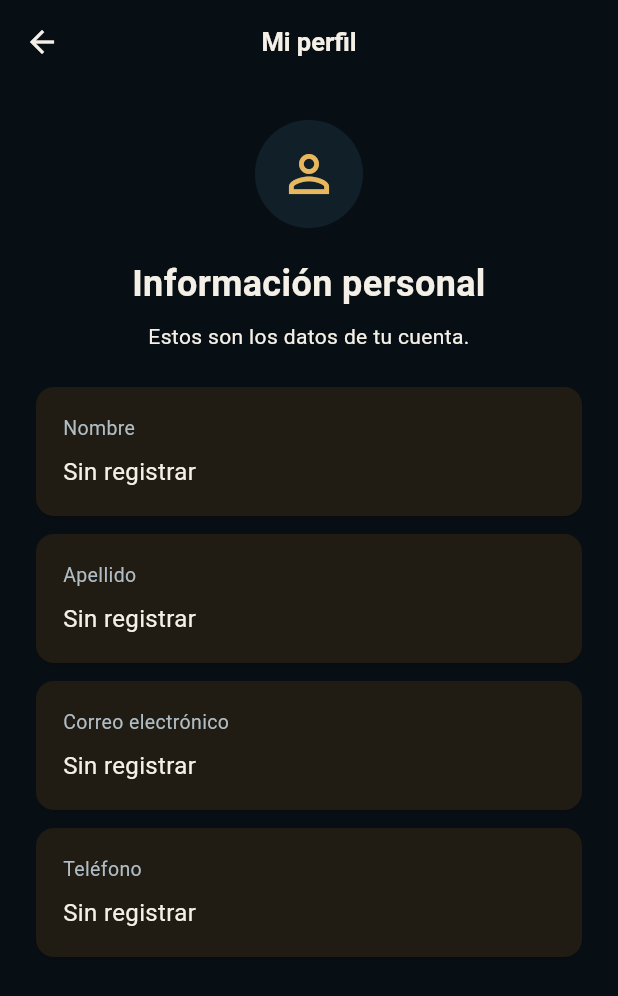
After one commit to Califlowpro1504/Computacion-movil.-proyecto, a Flutter app: the screen it shows once a user with an empty profile is signed in, item 2 of the bottom bar chosen, after a tap on "Ver mi perfil", on a phone screen of 412 x 824 dp. The commit adds this screen. Shown: the top 996 px of the screen. Run offline on Flutter 3.47's test engine with Material 3 defaults, Android fonts, the phone set to English and light mode, and no system bars; our stand-ins replace supabase_flutter; accounts and stored records are empty.

Commit message:
feat(profile):consulta y representacion de perfil del usuario autenticado

```diff
--- a/lib/features/home/presentation/screens/home_screen.dart
+++ b/lib/features/home/presentation/screens/home_screen.dart
@@ -1,5 +1,7 @@
 import 'package:flutter/material.dart';
+
 import '../../../../core/theme/app_theme.dart';
+import '../../../profile/presentation/screens/profile_screen.dart';
 
 class HomeScreen extends StatefulWidget {
   const HomeScreen({super.key, required this.email, required this.onSignOut});
@@ -25,7 +27,9 @@ class _HomeScreenState extends State<HomeScreen> {
       await widget.onSignOut();
     } catch (_) {
       if (mounted) {
-        setState(() => _error = 'No pudimos cerrar la sesión. Inténtalo de nuevo.');
+        setState(
+          () => _error = 'No pudimos cerrar la sesión. Inténtalo de nuevo.',
+        );
       }
     } finally {
       if (mounted) setState(() => _signingOut = false);
@@ -37,15 +41,24 @@ class _HomeScreenState extends State<HomeScreen> {
     return Scaffold(
       appBar: AppBar(
         centerTitle: false,
-        title: const Text('CUT & GO', style: TextStyle(
-          fontFamily: 'serif', fontStyle: FontStyle.italic,
-          fontWeight: FontWeight.w700, letterSpacing: 1.5, fontSize: 23,
-        )),
+        title: const Text(
+          'CUT & GO',
+          style: TextStyle(
+            fontFamily: 'serif',
+            fontStyle: FontStyle.italic,
+            fontWeight: FontWeight.w700,
+            letterSpacing: 1.5,
+            fontSize: 23,
+          ),
+        ),
         actions: [
           IconButton(
             tooltip: 'Ver mi cuenta',
             onPressed: () => setState(() => _selectedIndex = 1),
-            icon: const Icon(Icons.account_circle_outlined, color: AppTheme.accent),
+            icon: const Icon(
+              Icons.account_circle_outlined,
+              color: AppTheme.accent,
+            ),
           ),
           const SizedBox(width: 8),
         ],
@@ -65,7 +78,8 @@ class _HomeScreenState extends State<HomeScreen> {
       ),
       bottomNavigationBar: NavigationBar(
         selectedIndex: _selectedIndex,
-        onDestinationSelected: (index) => setState(() => _selectedIndex = index),
+        onDestinationSelected: (index) =>
+            setState(() => _selectedIndex = index),
         destinations: const [
           NavigationDestination(
             icon: Icon(Icons.home_outlined),
@@ -86,12 +100,19 @@ class _HomeScreenState extends State<HomeScreen> {
     return Column(
       crossAxisAlignment: CrossAxisAlignment.stretch,
       children: [
-        const Text('Bienvenido a tu próximo estilo',
-          style: TextStyle(color: AppTheme.muted, fontSize: 13)),
+        const Text(
+          'Bienvenido a tu próximo estilo',
+          style: TextStyle(color: AppTheme.muted, fontSize: 13),
+        ),
         const SizedBox(height: 8),
-        const Text('Descubre lo local.', style: TextStyle(
-          fontSize: 30, height: 1.2, fontWeight: FontWeight.w700,
-        )),
+        const Text(
+          'Descubre lo local.',
+          style: TextStyle(
+            fontSize: 30,
+            height: 1.2,
+            fontWeight: FontWeight.w700,
+          ),
+        ),
         const SizedBox(height: 22),
         Container(
           padding: const EdgeInsets.all(24),
@@ -100,7 +121,8 @@ class _HomeScreenState extends State<HomeScreen> {
             border: Border.all(color: AppTheme.border),
             gradient: const LinearGradient(
               colors: [Color(0xFF263C46), AppTheme.surface],
-              begin: Alignment.topLeft, end: Alignment.bottomRight,
+              begin: Alignment.topLeft,
+              end: Alignment.bottomRight,
             ),
           ),
           child: Column(
@@ -108,18 +130,30 @@ class _HomeScreenState extends State<HomeScreen> {
             children: [
               const Icon(Icons.content_cut, size: 36, color: AppTheme.accent),
               const SizedBox(height: 24),
-              const Text('Tu estilo.\nTu comunidad.', style: TextStyle(
-                fontFamily: 'serif', fontSize: 32, height: 1.15,
-                fontWeight: FontWeight.w700, color: AppTheme.ivory,
-              )),
+              const Text(
+                'Tu estilo.\nTu comunidad.',
+                style: TextStyle(
+                  fontFamily: 'serif',
+                  fontSize: 32,
+                  height: 1.15,
+                  fontWeight: FontWeight.w700,
+                  color: AppTheme.ivory,
+                ),
+              ),
               const SizedBox(height: 12),
-              const Text('Comercios, productos y experiencias\nen un solo lugar.',
-                style: TextStyle(color: AppTheme.muted, height: 1.6)),
+              const Text(
+                'Comercios, productos y experiencias\nen un solo lugar.',
+                style: TextStyle(color: AppTheme.muted, height: 1.6),
+              ),
               const SizedBox(height: 20),
               Wrap(
-                spacing: 8, runSpacing: 8,
+                spacing: 8,
+                runSpacing: 8,
                 children: const [
-                  _Tag(icon: Icons.auto_awesome_outlined, label: 'Estilo propio'),
+                  _Tag(
+                    icon: Icons.auto_awesome_outlined,
+                    label: 'Estilo propio',
+                  ),
                   _Tag(icon: Icons.storefront_outlined, label: 'Talento local'),
                 ],
               ),
@@ -127,15 +161,19 @@ class _HomeScreenState extends State<HomeScreen> {
           ),
         ),
         const SizedBox(height: 28),
-        const Text('Un mundo por descubrir', style: TextStyle(
-          fontSize: 18, fontWeight: FontWeight.w600,
-        )),
+        const Text(
+          'Un mundo por descubrir',
+          style: TextStyle(fontSize: 18, fontWeight: FontWeight.w600),
+        ),
         const SizedBox(height: 6),
-        const Text('Próximamente en CUT & GO',
-          style: TextStyle(color: AppTheme.muted, fontSize: 13)),
+        const Text(
+          'Próximamente en CUT & GO',
+          style: TextStyle(color: AppTheme.muted, fontSize: 13),
+        ),
         const SizedBox(height: 16),
         const Wrap(
-          spacing: 10, runSpacing: 10,
+          spacing: 10,
+          runSpacing: 10,
           children: [
             _Tag(icon: Icons.content_cut, label: 'Barberías'),
             _Tag(icon: Icons.spa_outlined, label: 'Belleza'),
@@ -150,22 +188,35 @@ class _HomeScreenState extends State<HomeScreen> {
             children: [
               Icon(Icons.storefront_outlined, color: AppTheme.accent, size: 28),
               SizedBox(height: 12),
-              Text('Estamos preparando el catálogo', style: TextStyle(
-                fontWeight: FontWeight.w600, fontSize: 16,
-              )),
+              Text(
+                'Estamos preparando el catálogo',
+                style: TextStyle(fontWeight: FontWeight.w600, fontSize: 16),
+              ),
               SizedBox(height: 8),
-              Text('Aquí descubrirás comercios y sus novedades cuando estén disponibles.',
-                style: TextStyle(color: AppTheme.muted, height: 1.6)),
+              Text(
+                'Aquí descubrirás comercios y sus novedades cuando estén disponibles.',
+                style: TextStyle(color: AppTheme.muted, height: 1.6),
+              ),
             ],
           ),
         ),
         const SizedBox(height: 24),
-        const Row(children: [
-          Icon(Icons.verified_user_outlined, size: 16, color: AppTheme.accent),
-          SizedBox(width: 8),
-          Flexible(child: Text('Sesión iniciada',
-            style: TextStyle(color: AppTheme.muted, fontSize: 12))),
-        ]),
+        const Row(
+          children: [
+            Icon(
+              Icons.verified_user_outlined,
+              size: 16,
+              color: AppTheme.accent,
+            ),
+            SizedBox(width: 8),
+            Flexible(
+              child: Text(
+                'Sesión iniciada',
+                style: TextStyle(color: AppTheme.muted, fontSize: 12),
+              ),
+            ),
+          ],
+        ),
       ],
     );
   }
@@ -174,9 +225,25 @@ class _HomeScreenState extends State<HomeScreen> {
     return Column(
       crossAxisAlignment: CrossAxisAlignment.stretch,
       children: [
-        const Text('Mi cuenta', style: TextStyle(fontSize: 28, fontWeight: FontWeight.w700)),
+        const Text(
+          'Mi cuenta',
+          style: TextStyle(fontSize: 28, fontWeight: FontWeight.w700),
+        ),
         const SizedBox(height: 8),
-        const Text('Tu espacio en CUT & GO', style: TextStyle(color: AppTheme.muted)),
+        const Text(
+          'Tu espacio en CUT & GO',
+          style: TextStyle(color: AppTheme.muted),
+        ),
+        const SizedBox(height: 16),
+        OutlinedButton.icon(
+          onPressed: () {
+            Navigator.of(context).push(
+              MaterialPageRoute<void>(builder: (_) => const ProfileScreen()),
+            );
+          },
+          icon: const Icon(Icons.person_outline),
+          label: const Text('Ver mi perfil'),
+        ),
         const SizedBox(height: 24),
         _Surface(
           child: Column(
@@ -185,31 +252,48 @@ class _HomeScreenState extends State<HomeScreen> {
               const Align(
                 alignment: Alignment.centerLeft,
                 child: CircleAvatar(
-                  radius: 28, backgroundColor: AppTheme.elevated,
-                  child: Icon(Icons.person_outline, size: 30, color: AppTheme.accent),
+                  radius: 28,
+                  backgroundColor: AppTheme.elevated,
+                  child: Icon(
+                    Icons.person_outline,
+                    size: 30,
+                    color: AppTheme.accent,
+                  ),
                 ),
               ),
               const SizedBox(height: 18),
-              const Text('Sesión iniciada',
-                style: TextStyle(fontWeight: FontWeight.w600, fontSize: 18)),
+              const Text(
+                'Sesión iniciada',
+                style: TextStyle(fontWeight: FontWeight.w600, fontSize: 18),
+              ),
               if (widget.email != null) ...[
                 const SizedBox(height: 8),
-                Text(widget.email!, style: const TextStyle(color: AppTheme.muted)),
+                Text(
+                  widget.email!,
+                  style: const TextStyle(color: AppTheme.muted),
+                ),
               ],
               const SizedBox(height: 24),
               const Divider(),
               const SizedBox(height: 16),
               if (_error != null) ...[
-                Text(_error!, style: TextStyle(color: Theme.of(context).colorScheme.error)),
+                Text(
+                  _error!,
+                  style: TextStyle(color: Theme.of(context).colorScheme.error),
+                ),
                 const SizedBox(height: 16),
               ],
               ElevatedButton.icon(
                 onPressed: _signingOut ? null : _signOut,
                 icon: _signingOut
-                    ? const SizedBox(width: 20, height: 20,
+                    ? const SizedBox(
+                        width: 20,
+                        height: 20,
                         child: CircularProgressIndicator(
-                          strokeWidth: 2, color: AppTheme.background,
-                        ))
+                          strokeWidth: 2,
+                          color: AppTheme.background,
+                        ),
+                      )
                     : const Icon(Icons.logout),
                 label: Text(_signingOut ? 'Cerrando sesión…' : 'Cerrar sesión'),
               ),
@@ -240,7 +324,12 @@ class _Tag extends StatelessWidget {
         children: [
           Icon(icon, size: 18, color: AppTheme.accent),
           const SizedBox(width: 8),
-          Flexible(child: Text(label, style: const TextStyle(fontSize: 13, color: AppTheme.ivory))),
+          Flexible(
+            child: Text(
+              label,
+              style: const TextStyle(fontSize: 13, color: AppTheme.ivory),
+            ),
+          ),
         ],
       ),
     );
--- /dev/null
+++ b/lib/features/profile/data/services/profile_service.dart
@@ -0,0 +1,28 @@
+import 'package:supabase_flutter/supabase_flutter.dart';
+
+class ProfileService {
+  ProfileService({SupabaseClient? client})
+    : _client = client ?? Supabase.instance.client;
+
+  final SupabaseClient _client;
+
+  Future<Map<String, dynamic>?> obtenerMiPerfil() async {
+    final user = _client.auth.currentUser;
+
+    if (user == null) {
+      throw StateError('No hay una sesión iniciada.');
+    }
+
+    final profile = await _client
+        .from('profiles')
+        .select('id, nombre, apellido, telefono')
+        .eq('id', user.id)
+        .maybeSingle();
+
+    if (profile == null) {
+      return null;
+    }
+
+    return {...profile, 'correo': user.email ?? ''};
+  }
+}
--- /dev/null
+++ b/lib/features/profile/presentation/screens/profile_screen.dart
@@ -0,0 +1,173 @@
+import 'package:flutter/material.dart';
+
+import '../../data/services/profile_service.dart';
+
+class ProfileScreen extends StatefulWidget {
+  const ProfileScreen({super.key, this.loadProfile});
+
+  final Future<Map<String, dynamic>?> Function()? loadProfile;
+
+  @override
+  State<ProfileScreen> createState() => _ProfileScreenState();
+}
+
+class _ProfileScreenState extends State<ProfileScreen> {
+  late Future<Map<String, dynamic>?> _profileFuture;
+
+  @override
+  void initState() {
+    super.initState();
+    _profileFuture = _loadProfile();
+  }
+
+  Future<Map<String, dynamic>?> _loadProfile() {
+    final loader = widget.loadProfile;
+
+    if (loader != null) {
+      return loader();
+    }
+
+    return ProfileService().obtenerMiPerfil();
+  }
+
+  void _retry() {
+    setState(() {
+      _profileFuture = _loadProfile();
+    });
+  }
+
+  Widget _message(String message) {
+    return Center(
+      child: SingleChildScrollView(
+        padding: const EdgeInsets.all(24),
+        child: Column(
+          mainAxisSize: MainAxisSize.min,
+          children: [
+            Text(message, textAlign: TextAlign.center),
+            const SizedBox(height: 16),
+            TextButton.icon(
+              onPressed: _retry,
+              icon: const Icon(Icons.refresh),
+              label: const Text('Reintentar'),
+            ),
+          ],
+        ),
+      ),
+    );
+  }
+
+  @override
+  Widget build(BuildContext context) {
+    return Scaffold(
+      appBar: AppBar(title: const Text('Mi perfil')),
+      body: SafeArea(
+        child: FutureBuilder<Map<String, dynamic>?>(
+          future: _profileFuture,
+          builder: (context, snapshot) {
+            if (snapshot.connectionState != ConnectionState.done) {
+              return const Center(child: CircularProgressIndicator());
+            }
+
+            if (snapshot.hasError) {
+              return _message(
+                'No pudimos cargar tu perfil. Revisa tu conexión.',
+              );
+            }
+
+            final profile = snapshot.data;
+
+            if (profile == null) {
+              return _message(
+                'No encontramos tu perfil. Contacta al administrador.',
+              );
+            }
+
+            return Center(
+              child: ConstrainedBox(
+                constraints: const BoxConstraints(maxWidth: 560),
+                child: ListView(
+                  padding: const EdgeInsets.all(24),
+                  children: [
+                    CircleAvatar(
+                      radius: 36,
+                      backgroundColor: Theme.of(context).colorScheme.surface,
+                      child: Icon(
+                        Icons.person_outline,
+                        size: 40,
+                        color: Theme.of(context).colorScheme.primary,
+                      ),
+                    ),
+                    const SizedBox(height: 20),
+                    const Text(
+                      'Información personal',
+                      textAlign: TextAlign.center,
+                      style: TextStyle(
+                        fontSize: 24,
+                        fontWeight: FontWeight.w600,
+                      ),
+                    ),
+                    const SizedBox(height: 8),
+                    const Text(
+                      'Estos son los datos de tu cuenta.',
+                      textAlign: TextAlign.center,
+                    ),
+                    const SizedBox(height: 24),
+                    _ProfileField(label: 'Nombre', value: profile['nombre']),
+                    _ProfileField(
+                      label: 'Apellido',
+                      value: profile['apellido'],
+                    ),
+                    _ProfileField(
+                      label: 'Correo electrónico',
+                      value: profile['correo'],
+                    ),
+                    _ProfileField(
+                      label: 'Teléfono',
+                      value: profile['telefono'],
+                    ),
+                  ],
+                ),
+              ),
+            );
+          },
+        ),
+      ),
+    );
+  }
+}
+
+class _ProfileField extends StatelessWidget {
+  const _ProfileField({required this.label, required this.value});
+
+  final String label;
+  final Object? value;
+
+  @override
+  Widget build(BuildContext context) {
+    final text = value?.toString().trim();
+
+    return Card(
+      margin: const EdgeInsets.only(bottom: 12),
+      child: Padding(
+        padding: const EdgeInsets.all(18),
+        child: Column(
+          crossAxisAlignment: CrossAxisAlignment.start,
+          children: [
+            Text(
+              label,
+              style: TextStyle(
+                color: Theme.of(context).colorScheme.onSurfaceVariant,
+                fontSize: 13,
+              ),
+            ),
+            const SizedBox(height: 8),
+            SelectableText(
+              text == null || text.isEmpty ? 'Sin registrar' : text,
+              style: const TextStyle(fontSize: 16),
+            ),
+          ],
+        ),
+      ),
+    );
+  }
+}
```
